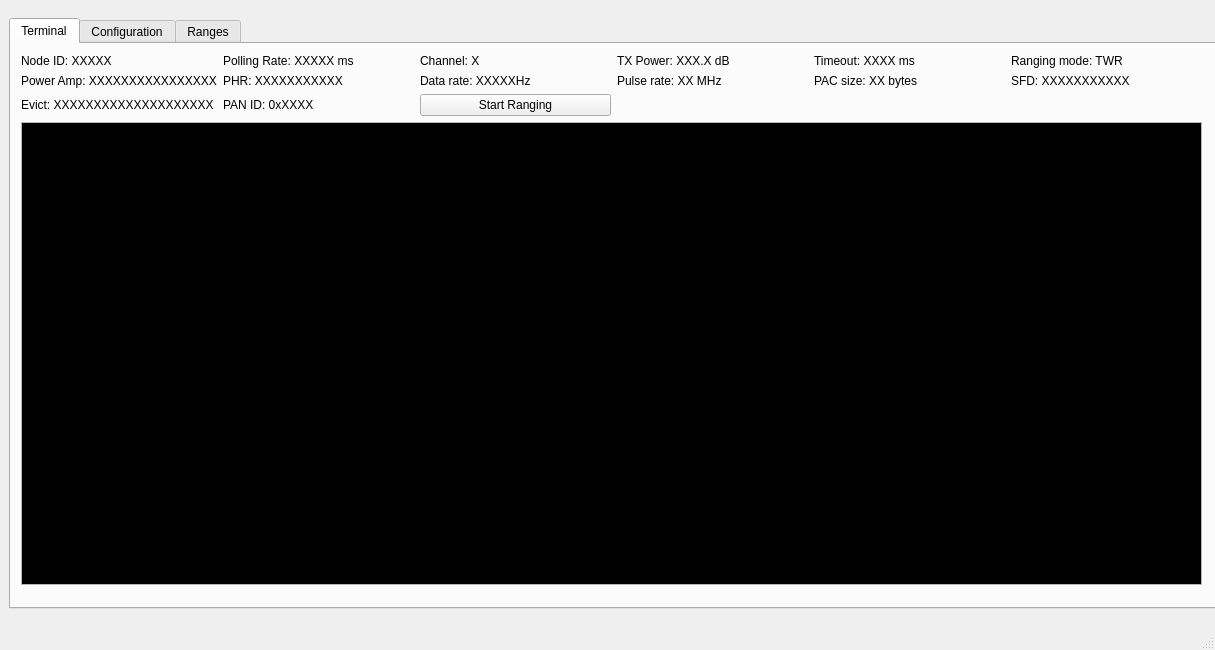
WiseLabCMU/Beluga-2.0, file interface_app/beluga_gui/beluga_gui.ui: the form before one commit.
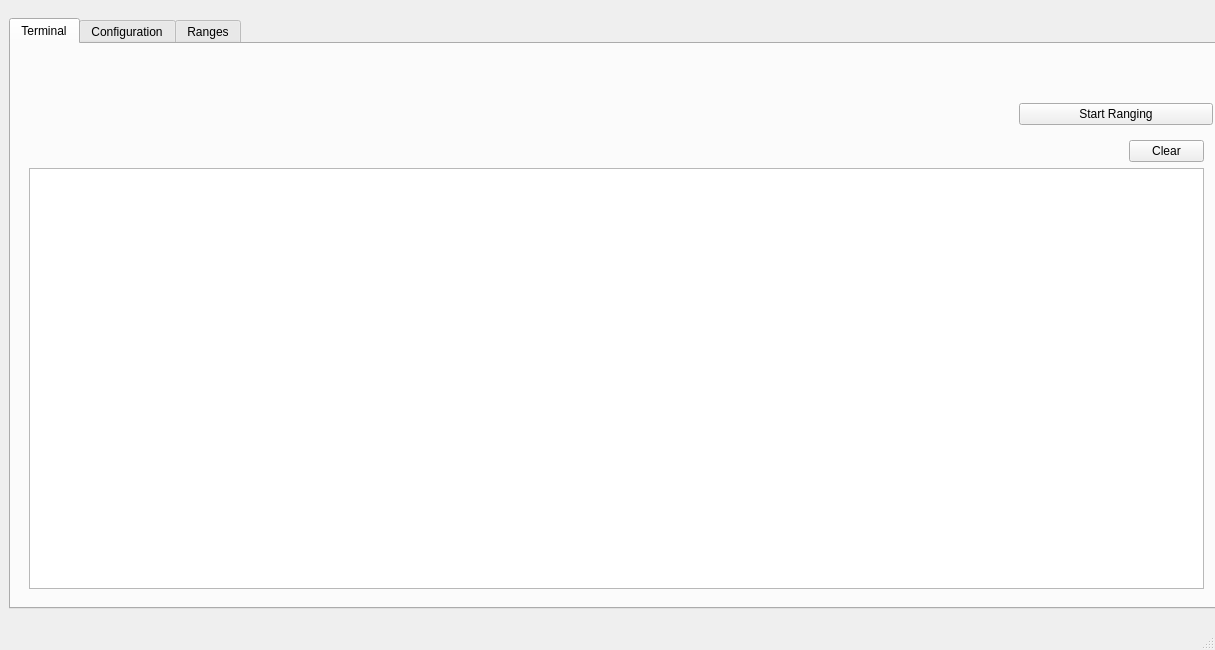
The form after the commit. The open tabs and pages were chosen to show the change. Custom widgets are drawn as their Qt base class.

Commit message: Got configurations showing on terminal tab

```diff
--- a/interface_app/beluga_gui/beluga_gui.ui
+++ b/interface_app/beluga_gui/beluga_gui.ui
@@ -48,15 +48,6 @@
        <attribute name="title">
         <string>Terminal</string>
        </attribute>
-       <widget class="QWidget" name="verticalLayoutWidget_4">
-        <property name="geometry">
-         <rect>
-          <x>10</x>
-          <y>0</y>
-          <width>1181</width>
-          <height>541</height>
-         </rect>
-        </property>
         <layout class="QVBoxLayout" name="verticalLayout_5">
          <item>
           <spacer name="verticalSpacer_4">
@@ -75,107 +66,189 @@
           </spacer>
          </item>
          <item>
-          <layout class="QGridLayout" name="gridLayout_5">
-           <item row="0" column="5">
-            <widget class="QLabel" name="RangingModeLabel_2">
-             <property name="text">
-              <string>Ranging mode: TWR</string>
-             </property>
-            </widget>
-           </item>
-           <item row="0" column="3">
-            <widget class="QLabel" name="TxPowerLabel_2">
-             <property name="text">
-              <string>TX Power: XXX.X dB</string>
-             </property>
-            </widget>
-           </item>
-           <item row="1" column="4">
-            <widget class="QLabel" name="PacSizeLabel_2">
-             <property name="text">
-              <string>PAC size: XX bytes</string>
-             </property>
-            </widget>
-           </item>
-           <item row="0" column="2">
-            <widget class="QLabel" name="ChannelLabel_2">
-             <property name="text">
-              <string>Channel: X</string>
-             </property>
-            </widget>
-           </item>
-           <item row="1" column="2">
-            <widget class="QLabel" name="DataRateLabel_2">
-             <property name="text">
-              <string>Data rate: XXXXXHz</string>
-             </property>
-            </widget>
-           </item>
-           <item row="1" column="5">
-            <widget class="QLabel" name="SfdLabel_2">
-             <property name="text">
-              <string>SFD: XXXXXXXXXXX</string>
-             </property>
-            </widget>
-           </item>
+         <layout class="QGridLayout" name="gridLayout_3">
            <item row="0" column="0">
-            <widget class="QLabel" name="NodeIdLabel">
+           <widget class="BelugaConfigLabel" name="terminal_node_id">
              <property name="text">
-              <string>Node ID: XXXXX</string>
-             </property>
-            </widget>
-           </item>
-           <item row="1" column="3">
-            <widget class="QLabel" name="PulseRateLabel_2">
-             <property name="text">
-              <string>Pulse rate: XX MHz</string>
+             <string/>
+            </property>
+            <property name="prefix" stdset="0">
+             <string>Node ID</string>
              </property>
             </widget>
            </item>
            <item row="0" column="4">
-            <widget class="QLabel" name="TimeoutLabel_2">
+           <widget class="BelugaConfigLabel" name="terminal_timeout">
              <property name="text">
-              <string>Timeout: XXXX ms</string>
+             <string/>
+            </property>
+            <property name="prefix" stdset="0">
+             <string>Timeout</string>
+            </property>
+            <property name="suffix" stdset="0">
+             <string>ms</string>
              </property>
             </widget>
            </item>
            <item row="1" column="0">
-            <widget class="QLabel" name="PowerAmpLabel">
+           <widget class="BelugaConfigLabel" name="terminal_power_amp">
              <property name="text">
-              <string>Power Amp: XXXXXXXXXXXXXXXX</string>
+             <string/>
+            </property>
+            <property name="prefix" stdset="0">
+             <string>Power Amp</string>
+            </property>
+           </widget>
+          </item>
+          <item row="1" column="4">
+           <widget class="BelugaConfigLabel" name="terminal_pac">
+            <property name="text">
+             <string/>
+            </property>
+            <property name="prefix" stdset="0">
+             <string>PAC size</string>
              </property>
             </widget>
            </item>
            <item row="1" column="1">
-            <widget class="QLabel" name="PhrLabel_2">
+           <widget class="BelugaConfigLabel" name="terminal_phr">
              <property name="text">
-              <string>PHR: XXXXXXXXXXX</string>
+             <string/>
+            </property>
+            <property name="prefix" stdset="0">
+             <string>PHR</string>
+            </property>
+            <property name="true_str" stdset="0">
+             <string>Proprietary</string>
+            </property>
+            <property name="false_str" stdset="0">
+             <string>Standard</string>
+            </property>
+           </widget>
+          </item>
+          <item row="0" column="3">
+           <widget class="BelugaConfigLabel" name="terminal_txpower">
+            <property name="text">
+             <string/>
+            </property>
+            <property name="prefix" stdset="0">
+             <string>TX Power</string>
+            </property>
+            <property name="config_prefix" stdset="0">
+             <string>0x</string>
+            </property>
+           </widget>
+          </item>
+          <item row="0" column="5">
+           <widget class="BelugaConfigLabel" name="terminal_ranging_mode">
+            <property name="text">
+             <string/>
+            </property>
+            <property name="prefix" stdset="0">
+             <string>Ranging Mode</string>
+            </property>
+            <property name="true_str" stdset="0">
+             <string>DS-TWR</string>
+            </property>
+            <property name="false_str" stdset="0">
+             <string>SS-TWR</string>
              </property>
             </widget>
            </item>
            <item row="0" column="1">
-            <widget class="QLabel" name="PollLabel">
+           <widget class="BelugaConfigLabel" name="terminal_poll_rate">
              <property name="text">
-              <string>Polling Rate: XXXXX ms</string>
+             <string/>
+            </property>
+            <property name="prefix" stdset="0">
+             <string>Polling Rate</string>
+            </property>
+            <property name="suffix" stdset="0">
+             <string>ms</string>
+            </property>
+           </widget>
+          </item>
+          <item row="0" column="2">
+           <widget class="BelugaConfigLabel" name="terminal_channel">
+            <property name="text">
+             <string/>
+            </property>
+            <property name="prefix" stdset="0">
+             <string>Channel</string>
+            </property>
+           </widget>
+          </item>
+          <item row="1" column="3">
+           <widget class="BelugaConfigLabel" name="terminal_pulserate">
+            <property name="text">
+             <string/>
+            </property>
+            <property name="prefix" stdset="0">
+             <string>Pulse Rate</string>
+            </property>
+           </widget>
+          </item>
+          <item row="1" column="2">
+           <widget class="BelugaConfigLabel" name="terminal_datarate">
+            <property name="text">
+             <string/>
+            </property>
+            <property name="prefix" stdset="0">
+             <string>Data Rate</string>
+            </property>
+           </widget>
+          </item>
+          <item row="1" column="5">
+           <widget class="BelugaConfigLabel" name="terminal_sfd">
+            <property name="text">
+             <string/>
+            </property>
+            <property name="prefix" stdset="0">
+             <string>SFD</string>
+            </property>
+            <property name="true_str" stdset="0">
+             <string>Proprietary</string>
+            </property>
+            <property name="false_str" stdset="0">
+             <string>Standard</string>
              </property>
             </widget>
            </item>
            <item row="2" column="0">
-            <widget class="QLabel" name="EvictLabel">
+           <widget class="BelugaConfigLabel" name="terminal_evict">
              <property name="text">
-              <string>Evict: XXXXXXXXXXXXXXXXXXXX</string>
+             <string/>
+            </property>
+            <property name="prefix" stdset="0">
+             <string>Evict</string>
              </property>
             </widget>
            </item>
            <item row="2" column="1">
-            <widget class="QLabel" name="PanIdLabel_2">
+           <widget class="BelugaConfigLabel" name="terminal_pan">
              <property name="text">
-              <string>PAN ID: 0xXXXX</string>
+             <string/>
+            </property>
+            <property name="prefix" stdset="0">
+             <string>PAN ID</string>
+            </property>
+            <property name="config_prefix" stdset="0">
+             <string>0x</string>
              </property>
             </widget>
            </item>
            <item row="2" column="2">
-            <widget class="QPushButton" name="StartRangingButton">
+           <widget class="BelugaConfigLabel" name="terminal_preamble">
+            <property name="text">
+             <string/>
+            </property>
+            <property name="prefix" stdset="0">
+             <string>Preamble</string>
+            </property>
+           </widget>
+          </item>
+          <item row="2" column="5">
+           <widget class="StartRangingButton" name="terminal_ranging_btn">
              <property name="text">
               <string>Start Ranging</string>
              </property>
@@ -184,135 +257,38 @@
           </layout>
          </item>
          <item>
-          <widget class="QPlainTextEdit" name="plainTextEdit">
-           <property name="palette">
-            <palette>
-             <active>
-              <colorrole role="WindowText">
-               <brush brushstyle="SolidPattern">
-                <color alpha="255">
-                 <red>255</red>
-                 <green>255</green>
-                 <blue>255</blue>
-                </color>
-               </brush>
-              </colorrole>
-              <colorrole role="Text">
-               <brush brushstyle="SolidPattern">
-                <color alpha="255">
-                 <red>255</red>
-                 <green>255</green>
-                 <blue>255</blue>
-                </color>
-               </brush>
-              </colorrole>
-              <colorrole role="Base">
-               <brush brushstyle="SolidPattern">
-                <color alpha="255">
-                 <red>0</red>
-                 <green>0</green>
-                 <blue>0</blue>
-                </color>
-               </brush>
-              </colorrole>
-              <colorrole role="PlaceholderText">
-               <brush brushstyle="SolidPattern">
-                <color alpha="128">
-                 <red>255</red>
-                 <green>255</green>
-                 <blue>255</blue>
-                </color>
-               </brush>
-              </colorrole>
-             </active>
-             <inactive>
-              <colorrole role="WindowText">
-               <brush brushstyle="SolidPattern">
-                <color alpha="255">
-                 <red>255</red>
-                 <green>255</green>
-                 <blue>255</blue>
-                </color>
-               </brush>
-              </colorrole>
-              <colorrole role="Text">
-               <brush brushstyle="SolidPattern">
-                <color alpha="255">
-                 <red>255</red>
-                 <green>255</green>
-                 <blue>255</blue>
-                </color>
-               </brush>
-              </colorrole>
-              <colorrole role="Base">
-               <brush brushstyle="SolidPattern">
-                <color alpha="255">
-                 <red>0</red>
-                 <green>0</green>
-                 <blue>0</blue>
-                </color>
-               </brush>
-              </colorrole>
-              <colorrole role="PlaceholderText">
-               <brush brushstyle="SolidPattern">
-                <color alpha="128">
-                 <red>255</red>
-                 <green>255</green>
-                 <blue>255</blue>
-                </color>
-               </brush>
-              </colorrole>
-             </inactive>
-             <disabled>
-              <colorrole role="WindowText">
-               <brush brushstyle="SolidPattern">
-                <color alpha="255">
-                 <red>190</red>
-                 <green>190</green>
-                 <blue>190</blue>
-                </color>
-               </brush>
-              </colorrole>
-              <colorrole role="Text">
-               <brush brushstyle="SolidPattern">
-                <color alpha="255">
-                 <red>190</red>
-                 <green>190</green>
-                 <blue>190</blue>
-                </color>
-               </brush>
-              </colorrole>
-              <colorrole role="Base">
-               <brush brushstyle="SolidPattern">
-                <color alpha="255">
-                 <red>239</red>
-                 <green>239</green>
-                 <blue>239</blue>
-                </color>
-               </brush>
-              </colorrole>
-              <colorrole role="PlaceholderText">
-               <brush brushstyle="SolidPattern">
-                <color alpha="128">
-                 <red>0</red>
-                 <green>0</green>
-                 <blue>0</blue>
-                </color>
-               </brush>
-              </colorrole>
-             </disabled>
-            </palette>
-           </property>
-           <property name="autoFillBackground">
-            <bool>false</bool>
-           </property>
-           <property name="backgroundVisible">
-            <bool>false</bool>
-           </property>
-          </widget>
-         </item>
-        </layout>
-       </widget>
+         <widget class="QWidget" name="widget_4" native="true">
+          <property name="layoutDirection">
+           <enum>Qt::RightToLeft</enum>
+          </property>
+          <layout class="QVBoxLayout" name="verticalLayout_15">
+           <item>
+            <widget class="QPushButton" name="terminal_clear_btn">
+             <property name="maximumSize">
+              <size>
+               <width>75</width>
+               <height>16777215</height>
+              </size>
+             </property>
+             <property name="layoutDirection">
+              <enum>Qt::RightToLeft</enum>
+             </property>
+             <property name="text">
+              <string>Clear</string>
+             </property>
+            </widget>
+           </item>
+           <item>
+            <widget class="QTextEdit" name="textEdit">
+             <property name="layoutDirection">
+              <enum>Qt::LeftToRight</enum>
+             </property>
+            </widget>
+           </item>
+          </layout>
+         </widget>
+        </item>
+       </layout>
       </widget>
       <widget class="QWidget" name="Configuration">
        <attribute name="title">
```
Left out of the diff: 22 changed lines with no effect on the pictures. Lines whose indentation alone changed are shown as unchanged. The commit also changes 2 other files.
